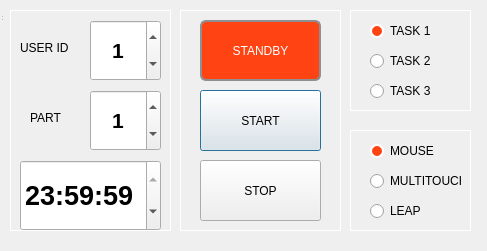
The window that Usability/UserTesting.ui (Sabreme/Astro_FITS_VTK) describes before a commit, drawn with Qt 5.
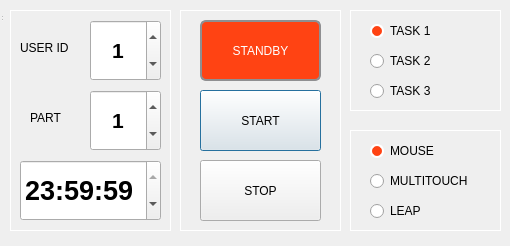
The same window after the commit.

Commit message:
SIGNAL Transmission from UserTestingWidget to Main Object Section Startup Working for SubVolume Selection.
TODO: Decide on Integrating UserTesting into MainWIndow Frame
TODO: Add Micro Widget instead
TODO: UserTesting Counting METRICS

```diff
--- a/Usability/UserTesting.ui
+++ b/Usability/UserTesting.ui
@@ -9,8 +9,8 @@
    <rect>
     <x>0</x>
     <y>0</y>
-    <width>487</width>
-    <height>251</height>
+    <width>510</width>
+    <height>246</height>
    </rect>
   </property>
   <property name="windowTitle">
@@ -63,7 +63,7 @@
     <rect>
      <x>0</x>
      <y>0</y>
-     <width>481</width>
+     <width>501</width>
      <height>241</height>
     </rect>
    </property>
@@ -75,7 +75,7 @@
      <rect>
       <x>350</x>
       <y>10</y>
-      <width>121</width>
+      <width>151</width>
       <height>101</height>
      </rect>
     </property>
@@ -166,11 +166,14 @@
     </widget>
    </widget>
    <widget class="QFrame" name="frame_DEVICES">
+    <property name="enabled">
+     <bool>true</bool>
+    </property>
     <property name="geometry">
      <rect>
       <x>350</x>
       <y>130</y>
-      <width>121</width>
+      <width>151</width>
       <height>101</height>
      </rect>
     </property>
@@ -224,7 +227,7 @@
       <rect>
        <x>20</x>
        <y>40</y>
-       <width>91</width>
+       <width>121</width>
        <height>22</height>
       </rect>
      </property>
@@ -352,6 +355,9 @@
     </widget>
    </widget>
    <widget class="QFrame" name="frame_2">
+    <property name="enabled">
+     <bool>true</bool>
+    </property>
     <property name="geometry">
      <rect>
       <x>10</x>
@@ -462,7 +468,7 @@
        <x>10</x>
        <y>150</y>
        <width>141</width>
-       <height>71</height>
+       <height>61</height>
       </rect>
      </property>
      <property name="font">
```
Left out of the diff: 9 changed lines with no effect on the pictures. The commit also changes 6 other files.
